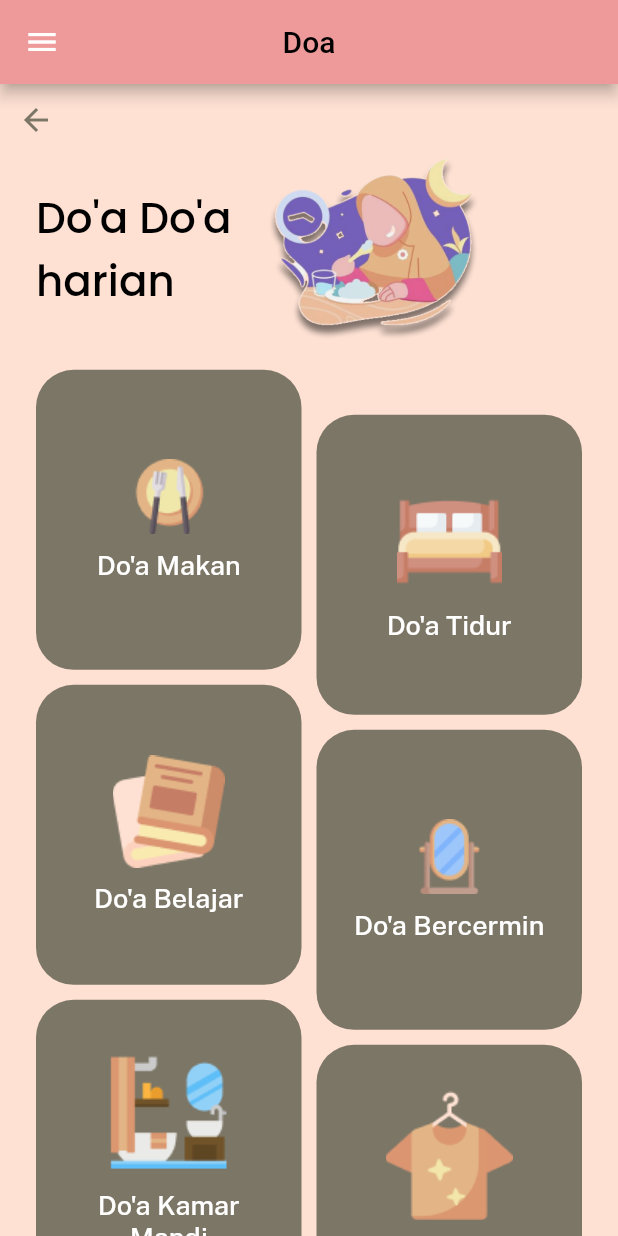
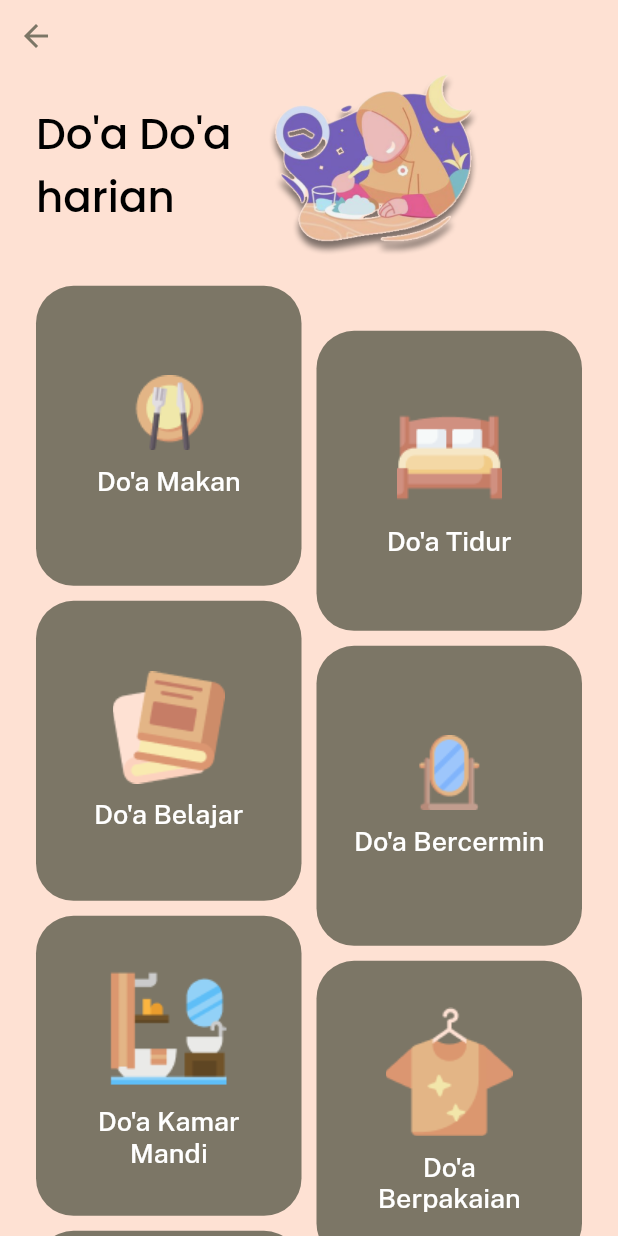
Before and after one commit to farisikhhaq/issaq-flutter, a Flutter app: the DoaPage screen opened directly, on a phone screen of 412 x 824 dp. Run offline on Flutter 3.47's test engine with Material 2 defaults, Android fonts, the phone set to English and light mode, and no system bars; our stand-ins replace google_fonts; network calls fail.

Commit message:
doa page clean navbar change to bottom bar

```diff
--- a/lib/page/doa_page.dart
+++ b/lib/page/doa_page.dart
@@ -1,19 +1,19 @@
 import 'package:flutter/material.dart';
 import 'package:issaq_pro/doa/list_doa.dart';
-import 'package:issaq_pro/widget/navigation_drawer_widget.dart';
+// import 'package:issaq_pro/widget/navigation_drawer_widget.dart';
 
 class DoaPage extends StatelessWidget {
   @override
   Widget build(BuildContext context) => Scaffold(
-        drawer: NavigationDrawerWidget(),
-        appBar: AppBar(
+        // drawer: NavigationDrawerWidget(),
+       /*  appBar: AppBar(
           title: Text(
             'Doa',
             style: TextStyle(fontFamily: 'sans-serif', color: Colors.black),
           ),
           centerTitle: true,
           backgroundColor: Colors.red[200],
-        ),
+        ), */
         body: Container(child: ListDoa()),
       );
 }
```
